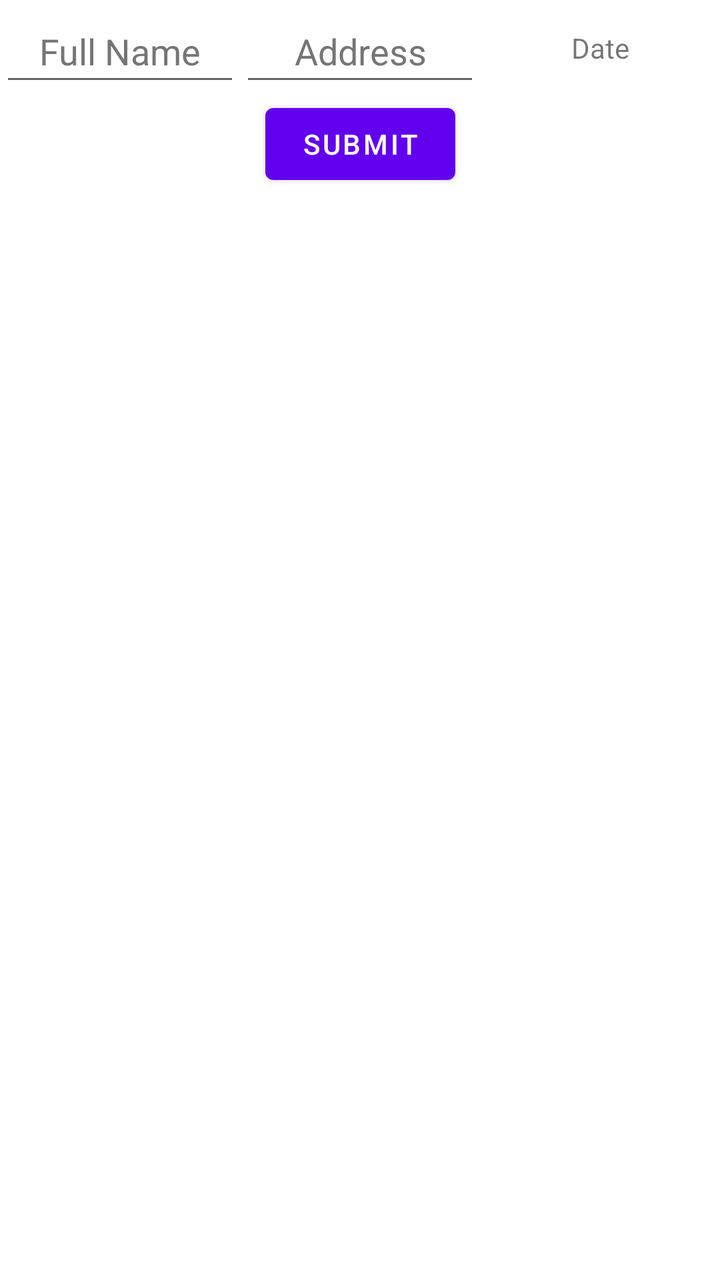
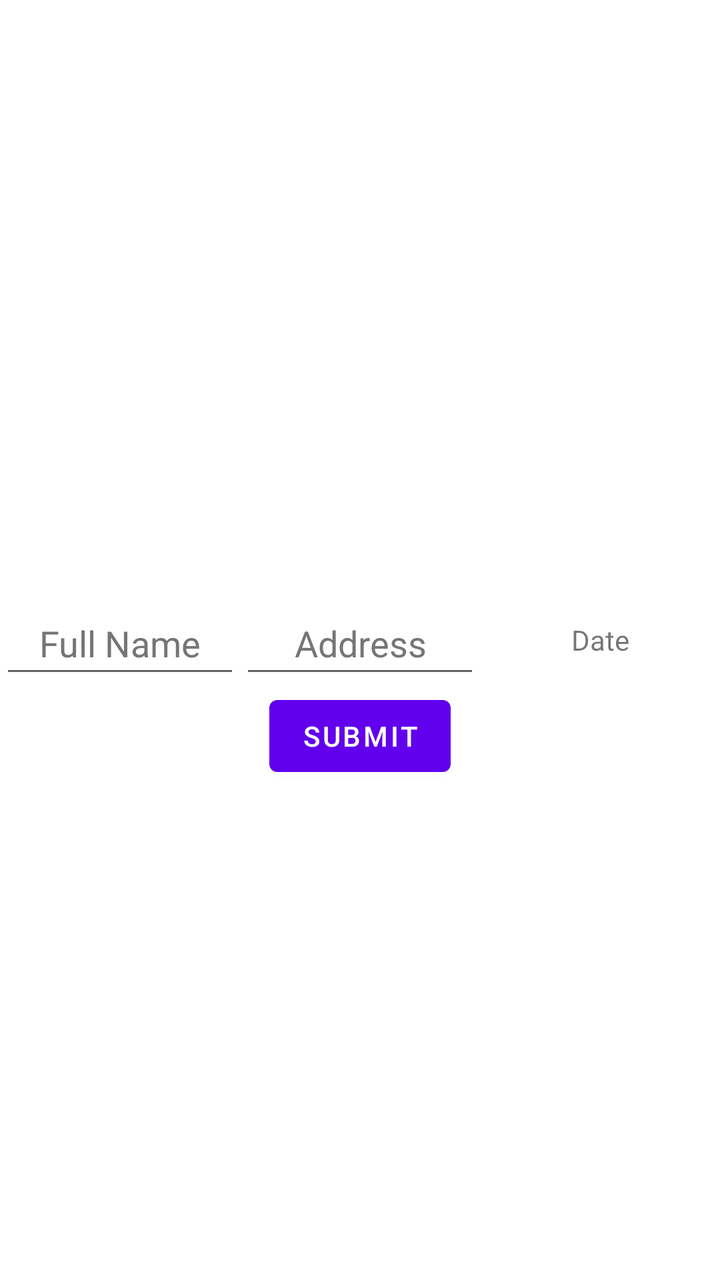

Compare the two renders of this Android layout. The source of the first and the diff that turns it into the second are given below.
<!-- AndroidManifest.xml: application theme Theme.InternetCall -->
<!-- res/layout/popup_row.xml -->
<?xml version="1.0" encoding="utf-8"?>
<androidx.constraintlayout.widget.ConstraintLayout xmlns:android="http://schemas.android.com/apk/res/android"
    xmlns:app="http://schemas.android.com/apk/res-auto"
    xmlns:tools="http://schemas.android.com/tools"
    android:layout_width="match_parent"
    android:layout_height="match_parent"
    android:layout_weight="1">

    <LinearLayout
        android:id="@+id/angie"
        android:layout_width="wrap_content"
        android:layout_height="wrap_content"
        android:background="#ffffff"
        android:orientation="horizontal"
        app:layout_constraintEnd_toEndOf="parent"
        app:layout_constraintHorizontal_bias="0.0"
        app:layout_constraintStart_toStartOf="parent"
        app:layout_constraintTop_toTopOf="parent">

        <EditText
            android:id="@+id/popupfullname"
            android:layout_width="260dp"
            android:layout_height="match_parent"
            android:layout_weight="1"
            android:ems="10"
            android:gravity="center"
            android:hint="Full Name"
            android:importantForAutofill="no"
            android:inputType="textPersonName"
            android:minHeight="48dp"
            android:textColorHint="#757575" />

        <EditText
            android:id="@+id/popupaddress"
            android:layout_width="260dp"
            android:layout_height="match_parent"
            android:layout_weight="1"
            android:ems="10"
            android:gravity="center"
            android:hint="Address"
            android:importantForAutofill="no"
            android:inputType="textPersonName"
            android:minHeight="48dp"
            android:textColorHint="#757575" />

        <TextView
            android:id="@+id/popupdate"
            android:layout_width="260dp"
            android:layout_height="match_parent"
            android:layout_weight="1"
            android:ems="10"
            android:gravity="center"
            android:text="Date" />


    </LinearLayout>

    <Button
        android:id="@+id/btnSubmit"
        android:layout_width="95dp"
        android:layout_height="wrap_content"
        android:baselineAligned="false"
        android:text="Submit"
        app:layout_constraintEnd_toEndOf="parent"
        app:layout_constraintStart_toStartOf="parent"
        app:layout_constraintTop_toBottomOf="@+id/angie" />
</androidx.constraintlayout.widget.ConstraintLayout>
<!-- resources referenced by this layout -->
<resources>
  <style name="Theme.InternetCall" parent="Theme.MaterialComponents.DayNight.DarkActionBar">
          
          <item name="colorPrimary">@color/purple_500</item>
          <item name="colorPrimaryVariant">@color/purple_700</item>
          <item name="colorOnPrimary">@color/white</item>
          
          <item name="colorSecondary">@color/teal_200</item>
          <item name="colorSecondaryVariant">@color/teal_700</item>
          <item name="colorOnSecondary">@color/black</item>
          
          <item name="android:statusBarColor" tools:targetApi="l">?attr/colorPrimaryVariant</item>
          
      </style>
  <color name="purple_500">#FF6200EE</color>
  <color name="purple_700">#FF3700B3</color>
  <color name="white">#FFFFFFFF</color>
  <color name="teal_200">#FF03DAC5</color>
  <color name="teal_700">#FF018786</color>
  <color name="black">#FF000000</color>
</resources>

<!-- the commit's change to res/layout/popup_row.xml (unified diff, before → after) -->
@@ -1,17 +1,17 @@
 <?xml version="1.0" encoding="utf-8"?>
 <androidx.constraintlayout.widget.ConstraintLayout xmlns:android="http://schemas.android.com/apk/res/android"
     xmlns:app="http://schemas.android.com/apk/res-auto"
-    xmlns:tools="http://schemas.android.com/tools"
     android:layout_width="match_parent"
     android:layout_height="match_parent"
     android:layout_weight="1">
 
     <LinearLayout
         android:id="@+id/angie"
-        android:layout_width="wrap_content"
-        android:layout_height="wrap_content"
+        android:layout_width="match_parent"
+        android:layout_height="48dp"
         android:background="#ffffff"
         android:orientation="horizontal"
+        app:layout_constraintBottom_toBottomOf="parent"
         app:layout_constraintEnd_toEndOf="parent"
         app:layout_constraintHorizontal_bias="0.0"
         app:layout_constraintStart_toStartOf="parent"
@@ -57,11 +57,13 @@
 
     <Button
         android:id="@+id/btnSubmit"
-        android:layout_width="95dp"
+        android:layout_width="wrap_content"
         android:layout_height="wrap_content"
         android:baselineAligned="false"
         android:text="Submit"
+        app:layout_constraintBottom_toBottomOf="parent"
         app:layout_constraintEnd_toEndOf="parent"
         app:layout_constraintStart_toStartOf="parent"
-        app:layout_constraintTop_toBottomOf="@+id/angie" />
+        app:layout_constraintTop_toBottomOf="@+id/angie"
+        app:layout_constraintVertical_bias="0.0" />
 </androidx.constraintlayout.widget.ConstraintLayout>
